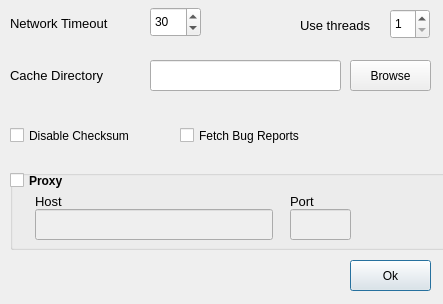
This is apt_offline_gui/AptOfflineQtFetchOptions.ui in rickysarraf/apt-offline as Qt 5 draws it before an edit. The edited form follows.
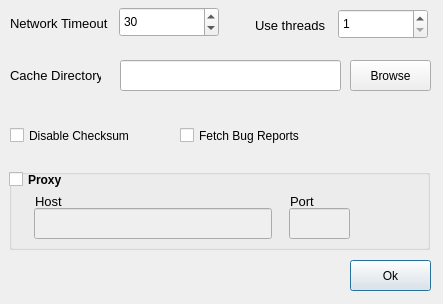
This is the edited form. Icons and pictures are not drawn.

Commit message: Some .ui file updates using designer 5

What changed in the file:
```diff
--- a/apt_offline_gui/AptOfflineQtFetchOptions.ui
+++ b/apt_offline_gui/AptOfflineQtFetchOptions.ui
@@ -44,9 +44,9 @@
   <widget class="QLabel" name="lblThreads">
    <property name="geometry">
     <rect>
-     <x>300</x>
+     <x>255</x>
      <y>10</y>
-     <width>81</width>
+     <width>80</width>
      <height>30</height>
     </rect>
    </property>
@@ -65,12 +65,18 @@
   <widget class="QSpinBox" name="spinThreads">
    <property name="geometry">
     <rect>
-     <x>390</x>
+     <x>338</x>
      <y>9</y>
-     <width>40</width>
+     <width>90</width>
      <height>30</height>
     </rect>
    </property>
+   <property name="sizePolicy">
+    <sizepolicy hsizetype="MinimumExpanding" vsizetype="MinimumExpanding">
+     <horstretch>0</horstretch>
+     <verstretch>0</verstretch>
+    </sizepolicy>
+   </property>
    <property name="toolTip">
     <string>Number of parallel connections</string>
    </property>
@@ -103,7 +109,7 @@
     <rect>
      <x>10</x>
      <y>8</y>
-     <width>111</width>
+     <width>110</width>
      <height>30</height>
     </rect>
    </property>
@@ -122,12 +128,18 @@
   <widget class="QSpinBox" name="spinTimeout">
    <property name="geometry">
     <rect>
-     <x>150</x>
+     <x>119</x>
      <y>7</y>
-     <width>51</width>
+     <width>100</width>
      <height>30</height>
     </rect>
    </property>
+   <property name="sizePolicy">
+    <sizepolicy hsizetype="MinimumExpanding" vsizetype="MinimumExpanding">
+     <horstretch>0</horstretch>
+     <verstretch>0</verstretch>
+    </sizepolicy>
+   </property>
    <property name="toolTip">
     <string>Nework timeout in seconds</string>
    </property>
@@ -144,12 +156,18 @@
   <widget class="QLineEdit" name="cacheDirLineEdit">
    <property name="geometry">
     <rect>
-     <x>150</x>
+     <x>120</x>
      <y>60</y>
-     <width>191</width>
+     <width>221</width>
      <height>31</height>
     </rect>
    </property>
+   <property name="sizePolicy">
+    <sizepolicy hsizetype="MinimumExpanding" vsizetype="MinimumExpanding">
+     <horstretch>0</horstretch>
+     <verstretch>0</verstretch>
+    </sizepolicy>
+   </property>
    <property name="toolTip">
     <string>Cache folder to search for</string>
    </property>
@@ -172,10 +190,16 @@
     <rect>
      <x>10</x>
      <y>60</y>
-     <width>141</width>
+     <width>91</width>
      <height>30</height>
     </rect>
    </property>
+   <property name="sizePolicy">
+    <sizepolicy hsizetype="MinimumExpanding" vsizetype="MinimumExpanding">
+     <horstretch>0</horstretch>
+     <verstretch>0</verstretch>
+    </sizepolicy>
+   </property>
    <property name="font">
     <font>
      <pointsize>10</pointsize>
@@ -223,12 +247,18 @@
   <widget class="QGroupBox" name="proxyGroupBox">
    <property name="geometry">
     <rect>
-     <x>10</x>
-     <y>170</y>
-     <width>441</width>
-     <height>80</height>
+     <x>9</x>
+     <y>169</y>
+     <width>421</width>
+     <height>81</height>
     </rect>
    </property>
+   <property name="sizePolicy">
+    <sizepolicy hsizetype="MinimumExpanding" vsizetype="MinimumExpanding">
+     <horstretch>0</horstretch>
+     <verstretch>0</verstretch>
+    </sizepolicy>
+   </property>
    <property name="styleSheet">
     <string notr="true"/>
    </property>
@@ -250,6 +280,12 @@
       <height>31</height>
      </rect>
     </property>
+    <property name="sizePolicy">
+     <sizepolicy hsizetype="MinimumExpanding" vsizetype="MinimumExpanding">
+      <horstretch>0</horstretch>
+      <verstretch>0</verstretch>
+     </sizepolicy>
+    </property>
     <property name="toolTip">
      <string>Proxy Server Host/IP Address</string>
     </property>
@@ -266,6 +302,12 @@
       <height>31</height>
      </rect>
     </property>
+    <property name="sizePolicy">
+     <sizepolicy hsizetype="MinimumExpanding" vsizetype="MinimumExpanding">
+      <horstretch>0</horstretch>
+      <verstretch>0</verstretch>
+     </sizepolicy>
+    </property>
     <property name="toolTip">
      <string>Proxy Server Port Address</string>
     </property>
@@ -282,6 +324,12 @@
       <height>21</height>
      </rect>
     </property>
+    <property name="sizePolicy">
+     <sizepolicy hsizetype="MinimumExpanding" vsizetype="MinimumExpanding">
+      <horstretch>0</horstretch>
+      <verstretch>0</verstretch>
+     </sizepolicy>
+    </property>
     <property name="font">
      <font>
       <weight>75</weight>
```
Left out of the diff: 21 changed lines with no effect on the pictures. The commit also changes 4 other files.
